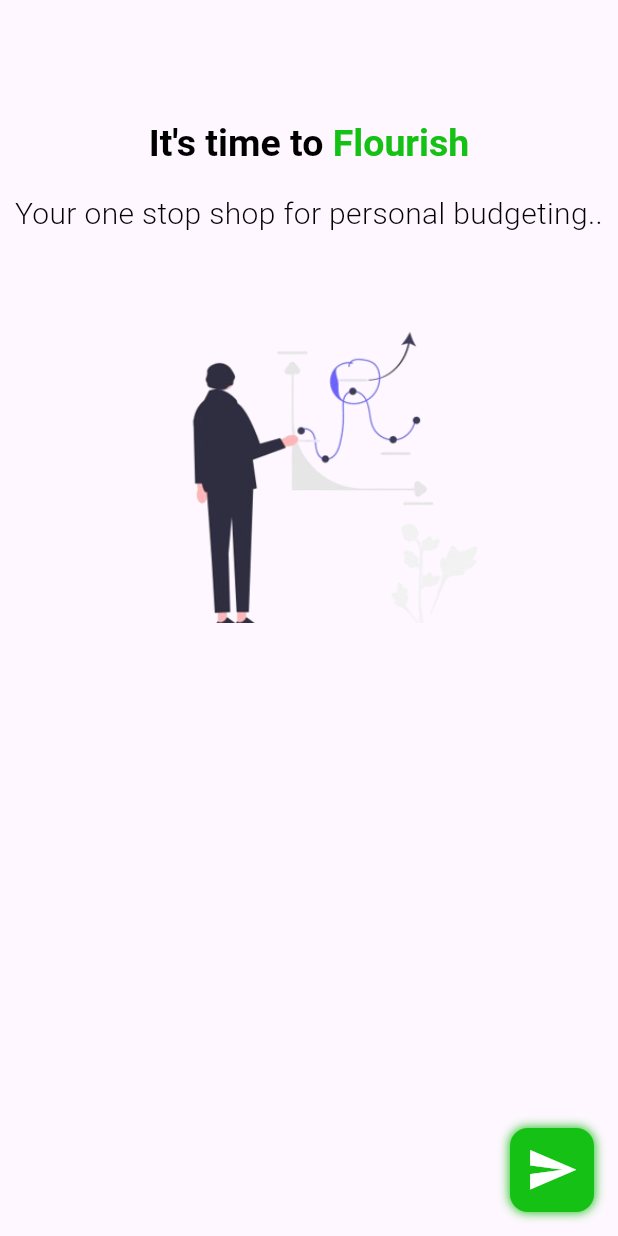
After one commit to isaacalazar/flourish, a Flutter app: the screen it shows after launch, on a phone screen of 412 x 824 dp. The commit adds this screen. Run offline on Flutter 3.47's test engine with Material 3 defaults, Android fonts, the phone set to English and light mode, and no system bars; our stand-ins replace auto_route, bloc, flutter_bloc, fpdart, gap, get_it and 2 more; accounts and stored records are empty.

Commit message:
new commit

```diff
--- a/lib/core/routes/app_router.dart
+++ b/lib/core/routes/app_router.dart
@@ -1,4 +1,5 @@
 import 'package:auto_route/auto_route.dart';
+import 'package:flourish/features/auth/presentation/pages/login_screen.dart';
 import 'package:flourish/features/budget/presentation/pages/home_page.dart';
 
 part 'app_router.gr.dart';
@@ -6,6 +7,10 @@ part 'app_router.gr.dart';
 @AutoRouterConfig()
 class AppRouter extends _$AppRouter {
   @override
-  List<AutoRoute> get routes =>
-      [AutoRoute(page: HomeRoute.page, initial: true)];
+  List<AutoRoute> get routes => [
+        AutoRoute(page: LoginRoute.page, initial: true),
+        AutoRoute(
+          page: HomeRoute.page,
+        ),
+      ];
 }
--- /dev/null
+++ b/lib/features/auth/presentation/pages/login_screen.dart
@@ -0,0 +1,86 @@
+import 'package:auto_route/auto_route.dart';
+import 'package:flourish/core/routes/app_router.dart';
+import 'package:flutter/material.dart';
+import 'package:gap/gap.dart';
+
+@RoutePage()
+class LoginScreen extends StatelessWidget {
+  const LoginScreen({super.key});
+
+  @override
+  Widget build(BuildContext context) {
+    return Scaffold(
+      appBar: AppBar(),
+      body: Column(
+        children: [
+          const Gap(25),
+          RichText(
+            text: TextSpan(
+              text: "It's time to",
+              style: TextStyle(
+                color: Colors.black,
+                fontSize: 25,
+                fontWeight: FontWeight.bold,
+              ),
+              children: [
+                TextSpan(
+                  text: " Flourish",
+                  style: TextStyle(
+                    color: Color.fromRGBO(20, 193, 20, 1),
+                    fontSize: 25,
+                    fontWeight: FontWeight.bold,
+                  ),
+                ),
+              ],
+            ),
+          ),
+          const Gap(10),
+          Padding(
+            padding: const EdgeInsets.all(8.0),
+            child: const Text(
+              "Your one stop shop for personal budgeting..",
+              style: TextStyle(
+                color: Color.fromRGBO(0, 0, 0, 1),
+                fontSize: 20,
+                fontWeight: FontWeight.w300,
+              ),
+              textAlign: TextAlign.center,
+            ),
+          ),
+          const Gap(50),
+          Image.asset(
+            'assets/images/onboard_image.png',
+            fit: BoxFit.cover,
+            height: 200,
+            width: double.infinity,
+          ),
+        ],
+      ),
+      floatingActionButton: FloatingActionButton(
+        onPressed: () => AutoRouter.of(context).push(const HomeRoute()),
+        backgroundColor: Colors.transparent,
+        elevation: 0, // Remove default elevation
+        child: Container(
+          width: 56.0,
+          height: 56.0,
+          decoration: BoxDecoration(
+            borderRadius: BorderRadius.circular(12),
+            color: Color.fromRGBO(20, 193, 20, 1),
+            boxShadow: [
+              BoxShadow(
+                color: Color.fromRGBO(20, 193, 20, 1),
+                blurRadius: 5,
+                spreadRadius: .4,
+              ),
+            ],
+          ),
+          child: Icon(
+            Icons.send,
+            color: Colors.white,
+            size: 35,
+          ),
+        ),
+      ),
+    );
+  }
+}
--- a/lib/features/budget/presentation/widgets/primary_budget_card.dart
+++ b/lib/features/budget/presentation/widgets/primary_budget_card.dart
@@ -11,7 +11,7 @@ class PrimaryBudgetCard extends StatelessWidget {
       width: double.infinity,
       decoration: BoxDecoration(
         borderRadius: BorderRadius.circular(10),
-        color: const Color.fromRGBO(10, 10, 10, 1),
+        color: const Color.fromRGBO(230, 230, 230, 1),
       ),
       margin: const EdgeInsets.all(20),
       padding: const EdgeInsets.all(20),
```
Also changed, not shown: lib/dependency_injections.dart (added, +47 -0 lines), lib/features/auth/presentation/bloc/auth_bloc.dart (added, +27 -0 lines), lib/features/auth/presentation/bloc/auth_event.dart (added, +11 -0 lines), lib/features/auth/presentation/bloc/auth_state.dart (added, +15 -0 lines), lib/features/auth/presentation/pages/sign_in_screen.dart (added, +12 -0 lines), lib/features/auth/usecases/sign_user_in.dart (added, +26 -0 lines), lib/main.dart (+14 -9 lines), pubspec.yaml (+15 -5 lines), assets/images/onboard_image.png (added), lib/core/routes/app_router.gr.dart, pubspec.lock, 14 other files.
